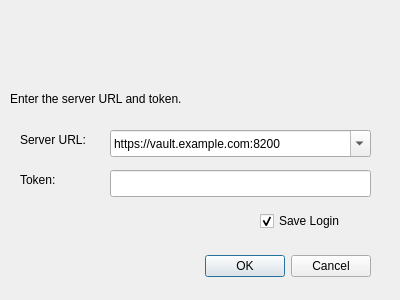
ShadowApex/vaultkee, file login.ui: the form before one commit.
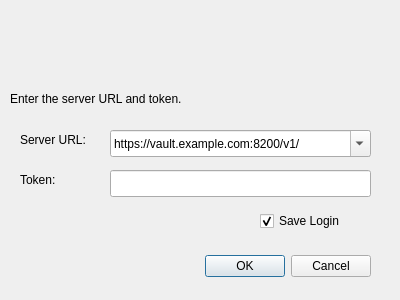
The form after the commit. Icons and pictures are not drawn.

Diff of the .ui file:
```diff
--- a/login.ui
+++ b/login.ui
@@ -151,7 +151,7 @@
    </property>
    <item>
     <property name="text">
-     <string>https://vault.example.com:8200</string>
+     <string>https://vault.example.com:8200/v1/</string>
     </property>
    </item>
   </widget>
```
Left out of the diff: 2 changed lines with no effect on the pictures.
